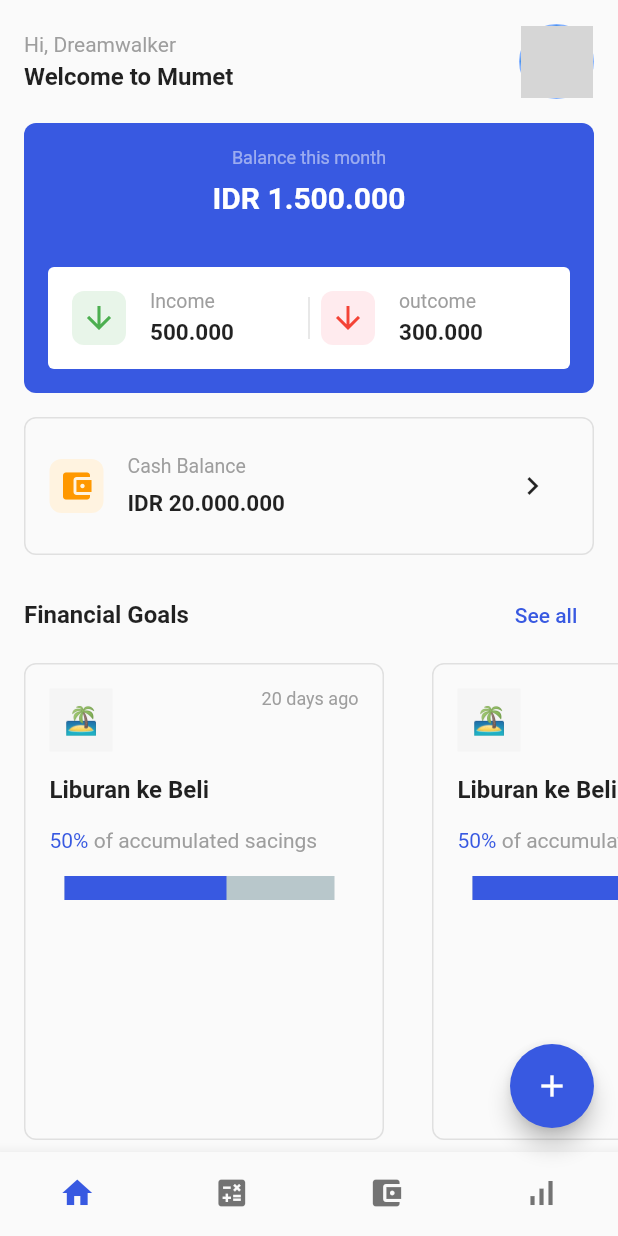
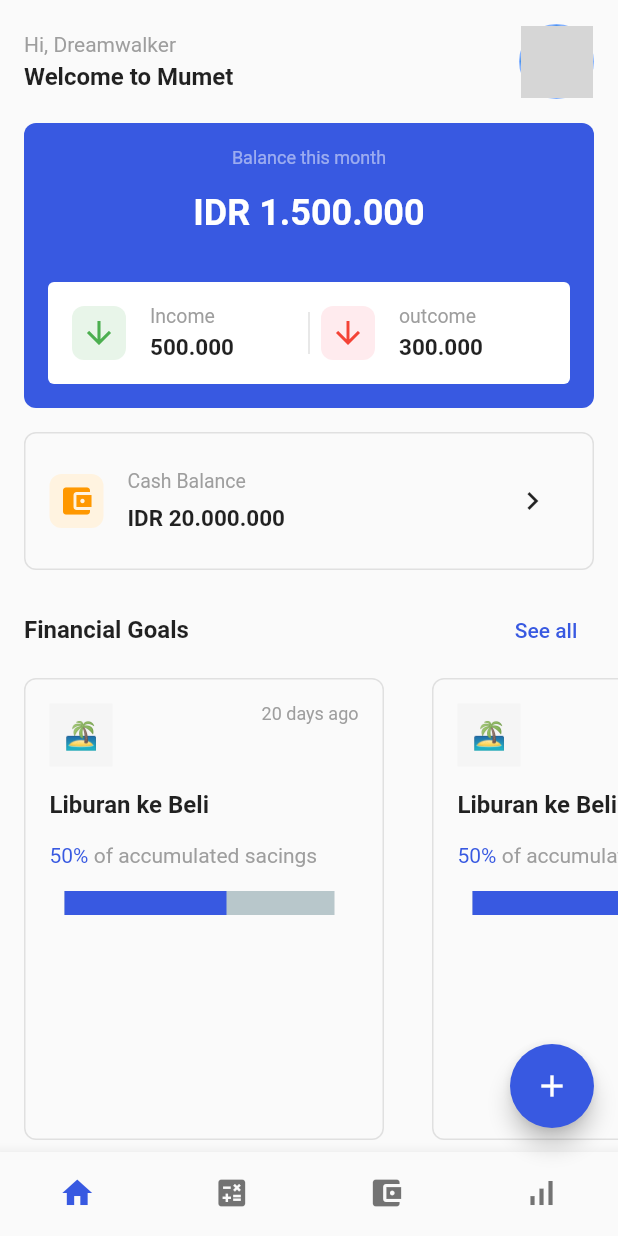
Before and after one commit to JAICHANGPARK/flutter_notebook_17th_story, a Flutter app: the screen it shows after launch, on a phone screen of 412 x 824 dp. Run offline on Flutter 3.47's test engine with Material 2 defaults, Android fonts, the phone set to English and light mode, and no system bars; drawn by our look-alikes of percent_indicator; our stand-ins replace cached_network_image, flutter_riverpod, ionicons; network calls fail; grey boxes are pictures that could not be loaded.

Commit message:
Update finance_home_component.dart

```diff
--- a/lib/ep1004_finance_app/src/ui/finance_home_component.dart
+++ b/lib/ep1004_finance_app/src/ui/finance_home_component.dart
@@ -55,7 +55,7 @@ class FinanceHomeComponent extends StatelessWidget {
           Padding(
             padding: const EdgeInsets.symmetric(horizontal: 16),
             child: Container(
-              height: 180,
+              height: 190,
               decoration: BoxDecoration(
                 color: financeMainColor,
                 borderRadius: BorderRadius.circular(8),
@@ -71,14 +71,14 @@ class FinanceHomeComponent extends StatelessWidget {
                     ),
                   ),
                   const SizedBox(
-                    height: 8,
+                    height: 16,
                   ),
                   const Text(
                     "IDR 1.500.000",
                     style: TextStyle(
                       color: Colors.white,
                       fontWeight: FontWeight.bold,
-                      fontSize: 20,
+                      fontSize: 24,
                     ),
                   ),
                   const Spacer(),
```
